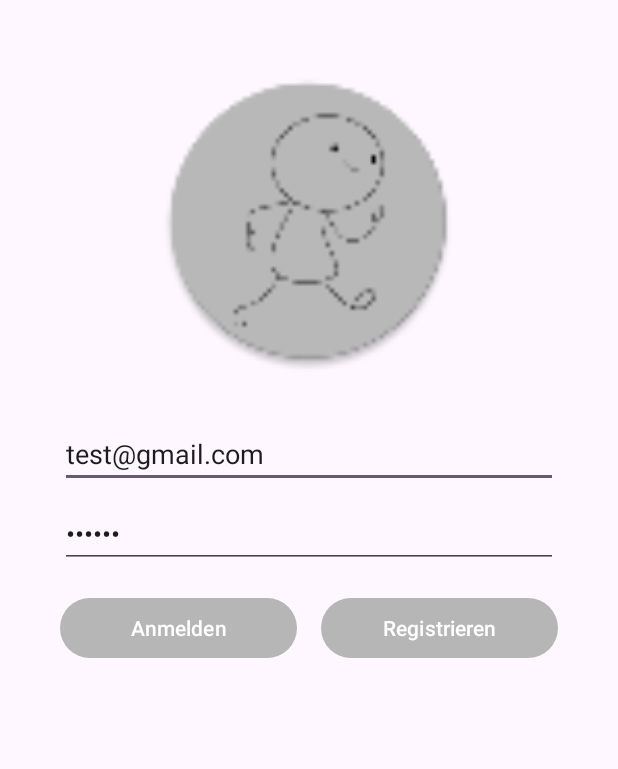
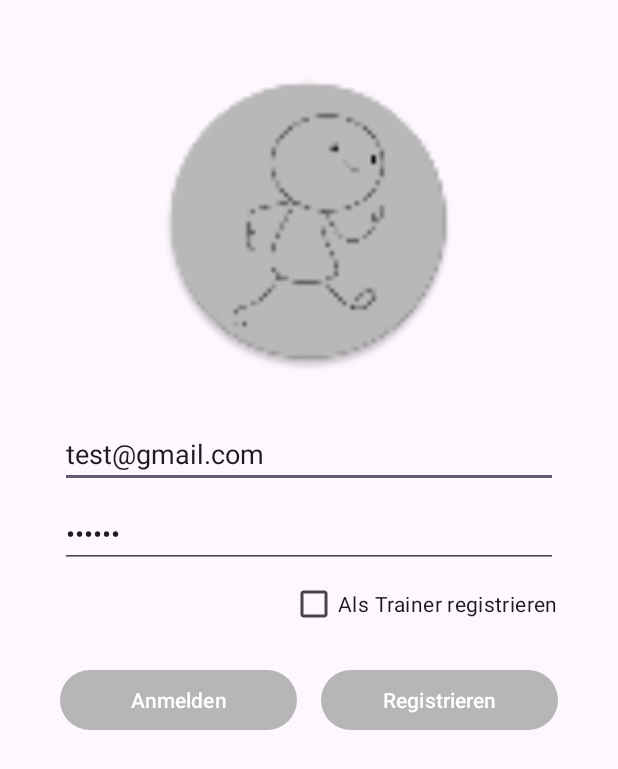
Before and after one commit to ElHurron/sma5-gc-hp, an Android app: the screen it shows after launch (MainActivity), on a phone screen of 412 x 824 dp. Shown: the top 769 px of the screen. Run offline under Robolectric (Android 15) with nearby library versions, the light colour scheme and no system bars; our stand-ins replace Firebase (no records; nobody signed in at launch, a user with empty details on screens opened directly).

Commit message:
Added rigster as trainer

```diff
--- a/SMA5Training/app/src/main/java/com/example/sma5/training/MainActivity.kt
+++ b/SMA5Training/app/src/main/java/com/example/sma5/training/MainActivity.kt
@@ -7,6 +7,7 @@ import android.os.Bundle
 import android.text.TextUtils
 import android.util.Log
 import android.widget.Button
+import android.widget.CheckBox
 import android.widget.EditText
 import android.widget.Toast
 import androidx.lifecycle.lifecycleScope
@@ -28,6 +29,7 @@ class MainActivity : AppCompatActivity() {
     private lateinit var btnSignIn: Button
     private lateinit var txtEmail: EditText
     private lateinit var txtPassword: EditText
+    private lateinit var chbTrainer: CheckBox
 
     private lateinit var database: DatabaseReference
     private lateinit var auth: FirebaseAuth
@@ -40,6 +42,7 @@ class MainActivity : AppCompatActivity() {
         btnSignIn = findViewById(R.id.buttonSignIn)
         txtEmail = findViewById(R.id.fieldEmail)
         txtPassword = findViewById(R.id.fieldPassword)
+        chbTrainer = findViewById(R.id.chbSignUpAsTrainer)
 
         txtEmail.text.insert(0, "test@gmail.com")
         txtPassword.text.insert(0, "xxxxxx")
@@ -95,7 +98,7 @@ class MainActivity : AppCompatActivity() {
                 Log.d(TAG, "createUser:onComplete:" + task.isSuccessful)
 
                 if (task.isSuccessful) {
-                    var username = onAuthSuccess(task.result?.user!!)
+                    var username = onAuthSuccess(task.result?.user!!, chbTrainer.isChecked)
                     lifecycleScope.launch {
                         var user = TrainingApiFactory.getApi().getUserByName(username)!!
                         startActivity(TrainingOverviewActivity.intent(this@MainActivity, user))
@@ -110,10 +113,10 @@ class MainActivity : AppCompatActivity() {
             }
     }
 
-    private fun onAuthSuccess(user: FirebaseUser): String {
+    private fun onAuthSuccess(user: FirebaseUser, trainer: Boolean): String {
         val username = usernameFromEmail(user.email!!)
         // Write new user
-        TrainingApiFactory.getApi().insertUser(user.uid, username, user.email)
+        TrainingApiFactory.getApi().insertUser(user.uid, username, user.email, trainer)
         return username
     }
 
--- a/SMA5Training/app/src/main/java/com/example/sma5/training/api/TrainingApi.kt
+++ b/SMA5Training/app/src/main/java/com/example/sma5/training/api/TrainingApi.kt
@@ -4,7 +4,7 @@ import com.example.sma5.training.models.Training
 import com.example.sma5.training.models.User
 
 interface TrainingApi {
-    fun insertUser(userId: String, name: String, email: String?)
+    fun insertUser(userId: String, name: String, email: String?, trainer: Boolean)
     suspend fun getUserByName(name: String): User?
 
     fun insertOrUpdateTraining(training: Training)
--- a/SMA5Training/app/src/main/java/com/example/sma5/training/api/TrainingApiImplementation.kt
+++ b/SMA5Training/app/src/main/java/com/example/sma5/training/api/TrainingApiImplementation.kt
@@ -1,6 +1,7 @@
 package com.example.sma5.training.api
 
 import android.util.Log
+import com.example.sma5.training.models.Roles
 import com.example.sma5.training.models.Training
 import com.example.sma5.training.models.User
 import com.google.firebase.Firebase
@@ -23,8 +24,11 @@ private class TrainingApiImplementation() : TrainingApi {
 
     }
 
-    override fun insertUser(userId: String, name: String, email: String?) {
+    override fun insertUser(userId: String, name: String, email: String?, trainer: Boolean) {
         val user = User(name, email)
+        if(trainer) {
+            user.role = Roles.TRAINER
+        }
         database.child(usersKey).child(userId).setValue(user)
     }
 
--- a/SMA5Training/app/src/main/res/layout/activity_main.xml
+++ b/SMA5Training/app/src/main/res/layout/activity_main.xml
@@ -48,6 +48,17 @@
         app:layout_constraintStart_toStartOf="@+id/fieldEmail"
         app:layout_constraintTop_toBottomOf="@+id/fieldEmail" />
 
+    <CheckBox
+        android:id="@+id/chbSignUpAsTrainer"
+        android:layout_width="wrap_content"
+        android:layout_height="wrap_content"
+        android:text="Als Trainer registrieren"
+        app:layout_constraintTop_toBottomOf="@id/fieldPassword"
+        app:layout_constraintEnd_toEndOf="@id/fieldPassword"
+        android:layout_marginEnd="@dimen/distance_large"
+        >
+    </CheckBox>
+
     <Button
         android:id="@+id/buttonSignIn"
         android:layout_width="0dp"
@@ -57,7 +68,7 @@
         android:layout_marginTop="@dimen/distance_medium"
         android:text="@string/sign_in"
         app:layout_constraintStart_toStartOf="parent"
-        app:layout_constraintTop_toBottomOf="@+id/fieldPassword"
+        app:layout_constraintTop_toBottomOf="@+id/chbSignUpAsTrainer"
         app:layout_constraintEnd_toStartOf="@id/buttonSignUp"/>
 
     <Button
```
